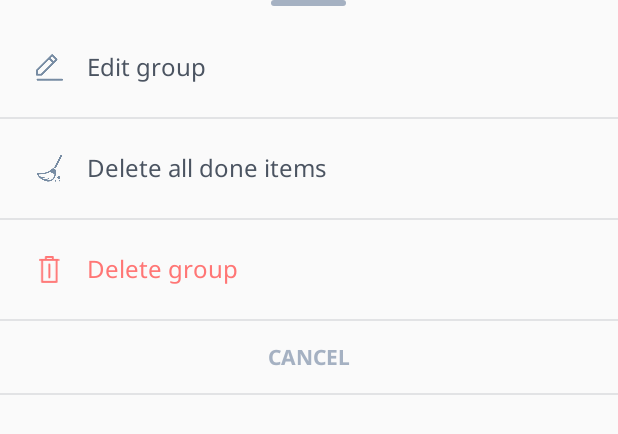
After one commit to kerimovscreations/BillSplitter, an Android app: the layout bottom_sheet_dialog_group_more.xml on its own in the app's theme, with its tools: preview values and no code run, on a phone screen of 412 x 824 dp. The commit adds this screen. Shown: the top 434 px of the screen. Run offline under Robolectric (Android 15) with nearby library versions, the phone set to English and light mode, and no system bars.

Commit message:
created more options dialog

```diff
--- a/app/src/main/java/com/kerimovscreations/billsplitter/activities/GroupFormActivity.java
+++ b/app/src/main/java/com/kerimovscreations/billsplitter/activities/GroupFormActivity.java
@@ -65,12 +65,10 @@ public class GroupFormActivity extends BaseActivity {
 
     void setupData() {
         if (mGroup == null) {
-            mActionBtn.setImageDrawable(ResourcesCompat.getDrawable(getResources(), R.drawable.ic_check_black_24dp, null));
-            mActionBtn.setColorFilter(ContextCompat.getColor(getContext(), R.color.colorGreen), android.graphics.PorterDuff.Mode.SRC_IN);
             mGroup = new Group("", new ArrayList<>());
+            mActionBtn.setVisibility(View.VISIBLE);
         } else {
-            mActionBtn.setImageDrawable(ResourcesCompat.getDrawable(getResources(), R.drawable.ic_delete, null));
-//            mActionBtn.setColorFilter(ContextCompat.getColor(getContext(), R.color.colorGray), android.graphics.PorterDuff.Mode.MULTIPLY);
+            mActionBtn.setVisibility(View.GONE);
         }
 
         // Shared people list
--- /dev/null
+++ b/app/src/main/res/layout/bottom_sheet_dialog_group_more.xml
@@ -0,0 +1,140 @@
+<?xml version="1.0" encoding="utf-8"?>
+<android.support.v4.widget.NestedScrollView xmlns:android="http://schemas.android.com/apk/res/android"
+    xmlns:app="http://schemas.android.com/apk/res-auto"
+    android:layout_width="match_parent"
+    android:layout_height="wrap_content"
+    app:behavior_hideable="true"
+    app:behavior_peekHeight="0dp"
+    app:layout_behavior="android.support.design.widget.BottomSheetBehavior">
+
+    <LinearLayout
+        android:layout_width="match_parent"
+        android:layout_height="wrap_content"
+        android:elevation="0dp"
+        android:orientation="vertical">
+
+        <View
+            android:id="@+id/top_pointer_view"
+            android:layout_width="50dp"
+            android:layout_height="4dp"
+            android:layout_gravity="center"
+            android:background="@drawable/bg_menu_top_pointer" />
+
+        <RelativeLayout
+            android:id="@+id/edit_layout"
+            android:layout_width="match_parent"
+            android:layout_height="wrap_content"
+            android:layout_marginTop="@dimen/medium_margin"
+            android:background="?attr/selectableItemBackground"
+            android:clickable="true"
+            android:focusable="true"
+            android:padding="@dimen/normal_margin">
+
+            <ImageView
+                android:id="@+id/edit_ic"
+                android:layout_width="18dp"
+                android:layout_height="18dp"
+                android:layout_centerVertical="true"
+                android:layout_margin="@dimen/medium_margin"
+                android:src="@drawable/ic_edit" />
+
+            <TextView
+                android:layout_width="wrap_content"
+                android:layout_height="wrap_content"
+                android:layout_centerVertical="true"
+                android:layout_marginStart="@dimen/medium_margin"
+                android:layout_toEndOf="@id/edit_ic"
+                android:fontFamily="@font/noto_sans"
+                android:text="@string/edit_group"
+                android:textColor="@color/colorDarkText"
+                android:textSize="16sp" />
+        </RelativeLayout>
+
+        <include layout="@layout/item_divider" />
+
+        <RelativeLayout
+            android:id="@+id/delete_items_layout"
+            android:layout_width="match_parent"
+            android:layout_height="wrap_content"
+            android:background="?attr/selectableItemBackground"
+            android:clickable="true"
+            android:focusable="true"
+            android:padding="@dimen/normal_margin">
+
+            <ImageView
+                android:id="@+id/delete_all_ic"
+                android:layout_width="18dp"
+                android:layout_height="18dp"
+                android:layout_centerVertical="true"
+                android:layout_margin="@dimen/medium_margin"
+                android:src="@drawable/ic_clean" />
+
+            <TextView
+                android:layout_width="wrap_content"
+                android:layout_height="wrap_content"
+                android:layout_centerVertical="true"
+                android:layout_marginStart="@dimen/medium_margin"
+                android:layout_toEndOf="@id/delete_all_ic"
+                android:fontFamily="@font/noto_sans"
+                android:text="@string/delete_all_done_items"
+                android:textColor="@color/colorDarkText"
+                android:textSize="16sp" />
+        </RelativeLayout>
+
+        <include layout="@layout/item_divider" />
+
+        <RelativeLayout
+            android:id="@+id/delete_layout"
+            android:layout_width="match_parent"
+            android:layout_height="wrap_content"
+            android:background="?attr/selectableItemBackground"
+            android:clickable="true"
+            android:focusable="true"
+            android:padding="@dimen/normal_margin">
+
+            <ImageView
+                android:id="@+id/delete_ic"
+                android:layout_width="18dp"
+                android:layout_height="18dp"
+                android:layout_centerVertical="true"
+                android:layout_margin="@dimen/medium_margin"
+                android:src="@drawable/ic_delete"
+                android:tint="@color/colorRed" />
+
+            <TextView
+                android:layout_width="wrap_content"
+                android:layout_height="wrap_content"
+                android:layout_centerVertical="true"
+                android:layout_marginStart="@dimen/medium_margin"
+                android:layout_toEndOf="@id/delete_ic"
+                android:fontFamily="@font/noto_sans"
+                android:text="@string/delete_group"
+                android:textColor="@color/colorRed"
+                android:textSize="16sp" />
+        </RelativeLayout>
+
+        <include layout="@layout/item_divider" />
+
+
+        <LinearLayout
+            android:id="@+id/cancel_layout"
+            android:layout_width="match_parent"
+            android:layout_height="wrap_content"
+            android:background="?attr/selectableItemBackground"
+            android:clickable="true"
+            android:focusable="true"
+            android:gravity="center">
+
+            <Button
+                android:id="@+id/cancel_btn"
+                style="?borderlessButtonStyle"
+                android:layout_width="wrap_content"
+                android:layout_height="wrap_content"
+                android:fontFamily="@font/noto_sans_bold"
+                android:text="@string/cancel"
+                android:textColor="@color/colorLightGray" />
+        </LinearLayout>
+
+        <include layout="@layout/item_divider" />
+    </LinearLayout>
+</android.support.v4.widget.NestedScrollView>
--- a/app/src/main/res/values/strings.xml
+++ b/app/src/main/res/values/strings.xml
@@ -42,6 +42,9 @@
     <string name="invite_member">Invite member</string>
     <string name="email">Email</string>
     <string name="invite">Invite</string>
-    <string name="server_client_id">129995393139-0or4578c7apclop4glqrlnttitf4mhpm.apps.googleusercontent.com</string>
+    <string name="server_client_id" translatable="false">129995393139-0or4578c7apclop4glqrlnttitf4mhpm.apps.googleusercontent.com</string>
     <string name="select_currency">Select currency</string>
+    <string name="delete_all_done_items">Delete all done items</string>
+    <string name="delete_group">Delete group</string>
+    <string name="edit_group">Edit group</string>
 </resources>
```
Also changed, not shown: app/src/main/java/com/kerimovscreations/billsplitter/activities/MainActivity.java (+24 -2 lines), app/src/main/java/com/kerimovscreations/billsplitter/fragments/dialogs/GroupEditBottomSheetDialogFragment.java (added, +97 -0 lines), app/src/main/res/drawable-hdpi/ic_clean.png (added), app/src/main/res/drawable-hdpi/ic_edit.png (added), app/src/main/res/drawable-mdpi/ic_clean.png (added), app/src/main/res/drawable-mdpi/ic_edit.png (added), app/src/main/res/drawable-xhdpi/ic_clean.png (added), app/src/main/res/drawable-xhdpi/ic_edit.png (added), app/src/main/res/drawable-xxhdpi/ic_clean.png (added), app/src/main/res/drawable-xxhdpi/ic_edit.png (added), app/src/main/res/drawable-xxxhdpi/ic_clean.png (added), app/src/main/res/drawable-xxxhdpi/ic_edit.png (added).
